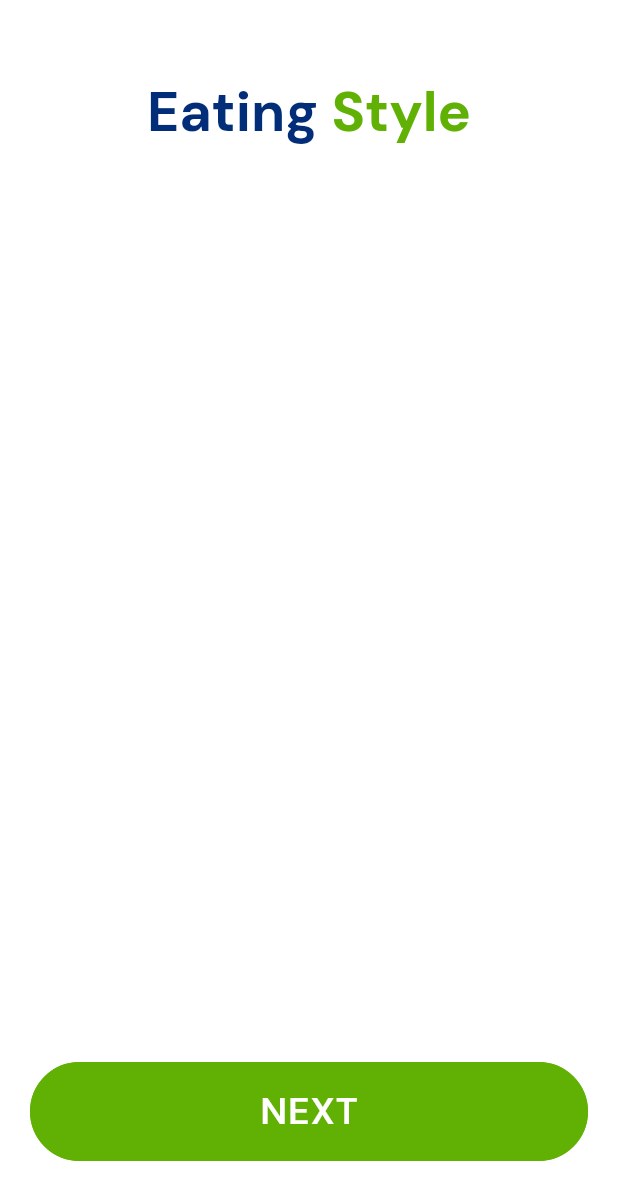
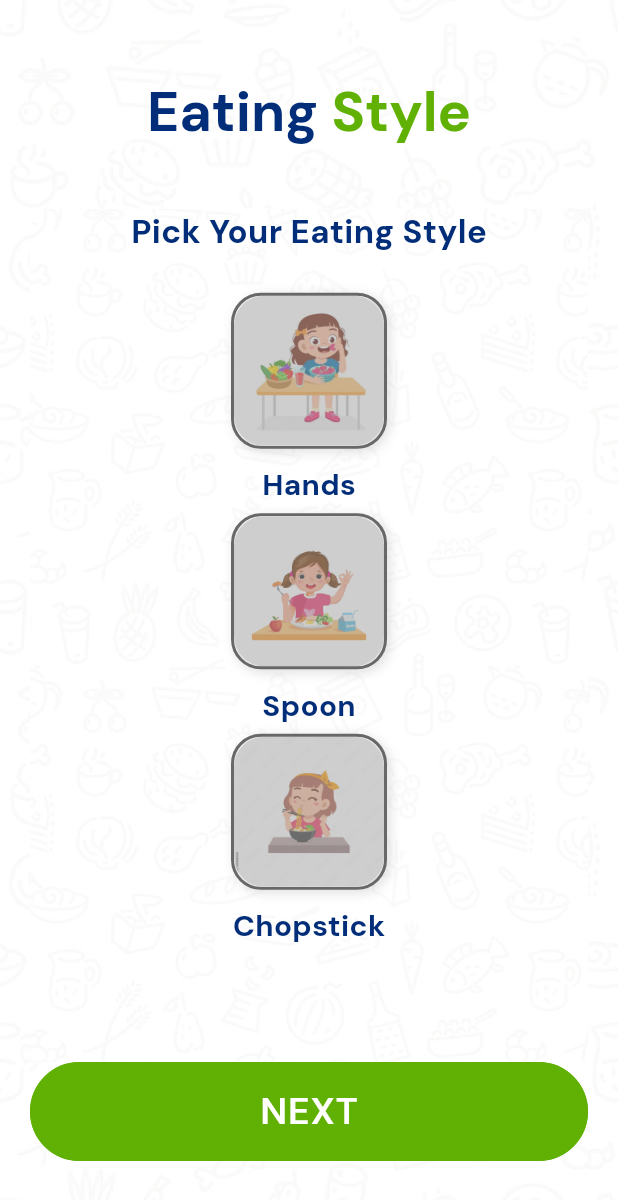
Before and after one commit to Abinash72-git/Wellbits, a Flutter app: the EatingStyle screen opened directly, after a tap on "NEXT", on a phone screen of 412 x 824 dp. Shown: the top 1200 px of the screen. Run offline on Flutter 3.47's test engine with Material 3 defaults, Android fonts, the phone set to English and light mode, and no system bars; our stand-ins replace action_slider, animated_notch_bottom_bar, audioplayers, carousel_slider, connectivity_plus, curved_navigation_bar and 15 more; missing offline and left inert: animated_weight_picker, flutter_balloon_slider, ruler_picker_bn; accounts and stored records are empty.

Commit message:
first commit

```diff
--- a/lib/Pages/RegistrationForms/eatinghabits1.dart
+++ b/lib/Pages/RegistrationForms/eatinghabits1.dart
@@ -25,8 +25,7 @@ class _Eatinghabits1State extends State<Eatinghabits1> {
 
   @override
   Widget build(BuildContext context) {
-    double screenWidth = MediaQuery.of(context).size.width;
-    double screenHeight = MediaQuery.of(context).size.height;
+
     return Scaffold(
       body: Container(
         height: MediaQuery.of(context).size.height,
@@ -42,7 +41,7 @@ class _Eatinghabits1State extends State<Eatinghabits1> {
             crossAxisAlignment: CrossAxisAlignment.start,
             children: [
               buildCustomWidget(
-                title: "Number Of Meals",
+                title: "Number Of Meals In Per Day",
                 imagePath: "assets/icons/mealtime.png",
                 inputValue: 4,
                 initialSelectedValue: _selectedMealsValue,
@@ -53,7 +52,7 @@ class _Eatinghabits1State extends State<Eatinghabits1> {
                 },
               ),
               buildCustomWidget(
-                  title: "Water Intake in Liter",
+                  title: "Water Intake In per Day(Litres)",
                   imagePath: 'assets/icons/waterbottle.png',
                   inputValue: 4,
                   initialSelectedValue: _selectedWaterValue,
--- a/lib/Pages/RegistrationForms/eatinghabits2.dart
+++ b/lib/Pages/RegistrationForms/eatinghabits2.dart
@@ -1,4 +1,8 @@
+import 'dart:math';
 import 'package:flutter/material.dart';
+import 'package:wellbits/util/color_constant.dart';
+import 'package:wellbits/util/constant_image.dart';
+import 'package:wellbits/util/styles.dart';
 
 class Eatinghabits2 extends StatefulWidget {
   const Eatinghabits2({super.key});
@@ -8,8 +12,123 @@ class Eatinghabits2 extends StatefulWidget {
 }
 
 class _Eatinghabits2State extends State<Eatinghabits2> {
+  MediaQueryData get dimensions => MediaQuery.of(context);
+  Size get size => dimensions.size;
+  double get height => size.height;
+  double get width => size.width;
+  double get radius => sqrt(pow(width, 2) + pow(height, 2));
+
+  int? selectedImageIndex; // Persistent state for selected image
+
   @override
   Widget build(BuildContext context) {
-    return Scaffold();
+    double screenWidth = MediaQuery.of(context).size.width;
+    double screenHeight = MediaQuery.of(context).size.height;
+
+    return Scaffold(
+      body: Container(
+        height: screenHeight,
+        width: screenWidth,
+        decoration: const BoxDecoration(
+          image: DecorationImage(
+            image: AssetImage(ConstantImageKey.RegisterBg),
+            fit: BoxFit.cover,
+          ),
+        ),
+        child: Column(
+          children: [
+            Text(
+              "Pick Your Eating Style",
+              style: Styles.textStyleExtraLarge(context,
+                  color: AppColor.mainTextColor),
+            ),
+            Expanded(
+              child: buildImageSelectionWidget(context),
+            ),
+          ],
+        ),
+      ),
+    );
+  }
+
+  Widget buildImageSelectionWidget(BuildContext context) {
+    final List<Map<String, String>> items = [
+      {'image': 'assets/image/hands.jpg', 'name': 'Hands'},
+      {'image': 'assets/image/spoon.jpg', 'name': 'Spoon'},
+      {'image': 'assets/image/choopstick.jpg', 'name': 'Chopstick'},
+    ];
+
+    return SizedBox(
+      height: 200, // Set the desired height for the ListView
+      child: ListView.builder(
+        padding: const EdgeInsets.symmetric(vertical: 20),
+        itemCount: items.length,
+        scrollDirection: Axis.vertical,
+        itemBuilder: (context, index) {
+          return GestureDetector(
+            onTap: () {
+              setState(() {
+                selectedImageIndex = index;
+              });
+            },
+            child: Column(
+              children: [
+                Container(
+                  margin:
+                      const EdgeInsets.symmetric(vertical: 5, horizontal: 10),
+                  decoration: BoxDecoration(
+                    border: Border.all(
+                      color: selectedImageIndex == index
+                          ? AppColor.fillColor
+                          : AppColor.hintTextColor,
+                      width: 2,
+                    ),
+                    borderRadius: BorderRadius.circular(20),
+                    boxShadow: [
+                      BoxShadow(
+                        color: selectedImageIndex == index
+                            ? AppColor.fillColor
+                                .withOpacity(0.4) // Shadow for selected
+                            : AppColor.hintTextColor
+                                .withOpacity(0.2), // Shadow for unselected
+                        blurRadius: 6,
+                        offset: const Offset(2, 2),
+                      ),
+                    ],
+                  ),
+                  child: ClipRRect(
+                    borderRadius: BorderRadius.circular(20),
+                    child: Container(
+                      height: 100, // Match the image height
+                      width: 100, // Match the image width
+                      decoration: BoxDecoration(
+                        image: DecorationImage(
+                          image: AssetImage(items[index]['image']!),
+                          fit: BoxFit.cover,
+                        ),
+                      ),
+                      child: selectedImageIndex != index
+                          ? Container(
+                              color:
+                                  Colors.grey.withOpacity(0.5), // Gray overlay
+                            )
+                          : null,
+                    ),
+                  ),
+                ),
+                const SizedBox(height: 5), // Space between image and text
+                Text(
+                  items[index]['name']!,
+                  style: Styles.textStyleLarge(
+                    context,
+                    color: AppColor.mainTextColor,
+                  ),
+                ),
+              ],
+            ),
+          );
+        },
+      ),
+    );
   }
 }
--- a/lib/Pages/RegistrationForms/eatingstyle.dart
+++ b/lib/Pages/RegistrationForms/eatingstyle.dart
@@ -3,8 +3,12 @@ import 'dart:math';
 import 'package:flutter/material.dart';
 import 'package:wellbits/Pages/RegistrationForms/eatinghabits1.dart';
 import 'package:wellbits/Pages/RegistrationForms/eatinghabits2.dart';
+import 'package:wellbits/Pages/RegistrationForms/eatinghabits3.dart';
+import 'package:wellbits/Pages/RegistrationForms/eatinghabits4.dart';
+import 'package:wellbits/Pages/RegistrationForms/eatinghabits5.dart';
 import 'package:wellbits/components/button.dart';
 import 'package:wellbits/util/color_constant.dart';
+import 'package:wellbits/util/constant_image.dart';
 import 'package:wellbits/util/styles.dart';
 
 class EatingStyle extends StatefulWidget {
@@ -36,12 +40,27 @@ class _EatingStyleState extends State<EatingStyle> {
       case 2:
         displayedWidget = Eatinghabits2();
         break;
+      case 3:
+        displayedWidget = Eatinghabits3();
+      case 4:
+        displayedWidget = Eatinghabits4();
+      case 5:
+        displayedWidget = Eatinghabits5();
       default:
         displayedWidget = Eatinghabits1();
     }
 
     return Scaffold(
-      body: Padding(
+      body: Container(
+        height: MediaQuery.of(context).size.height,
+        width: MediaQuery.of(context).size.width,
+        decoration: const BoxDecoration(
+          image: DecorationImage(
+            image: AssetImage(ConstantImageKey.RegisterBg),
+            fit: BoxFit.cover,
+          ),
+        ),
+        child: Padding(
           padding: const EdgeInsets.symmetric(vertical: 50, horizontal: 20),
           child: Column(
             mainAxisAlignment: MainAxisAlignment.spaceBetween,
@@ -92,16 +111,21 @@ class _EatingStyleState extends State<EatingStyle> {
                 buttonwidth: screenWidth,
                 radius: 40,
                 onTap: () {
+                  if (!isLoading) {
                     setState(() {
-                  if (currentStep < 2) {
+                      if (currentStep < 5) {
                         currentStep++;
+                      } else {
+                        // Optionally handle completion here
                       }
                     });
+                  }
                 },
               ),
             ],
           ),
         ),
+      ),
     );
   }
 }
--- a/lib/app.dart
+++ b/lib/app.dart
@@ -67,7 +67,7 @@ class _MyAppState extends State<MyApp> {
                         theme: AppThemes(ThemeMode.light).theme,
                         darkTheme: AppThemes(ThemeMode.dark).theme,
                         themeMode: ThemeMode.light,
-                        home: Splash()),
+                        home: RegisterAppPages(tabNumber: 0,)),
                   );
                 }),
           );
--- a/pubspec.yaml
+++ b/pubspec.yaml
@@ -68,6 +68,7 @@ dependencies:
   internet_connection_checker_plus: ^2.5.2
   lottie: ^3.1.3
   intl: ^0.19.0
+  flutter_balloon_slider: ^0.1.1
 
 
 dev_dependencies:
@@ -111,6 +112,7 @@ flutter:
      - assets/audio/audio13.mp3
      - assets/audio/audio14.mp3
      - assets/image/
+     - assets/image/intake2.jpg
 
   # An image asset can refer to one or more resolution-specific "variants", see
   # https://flutter.dev/to/resolution-aware-images
```
Also changed, not shown: lib/Pages/RegistrationForms/eatinghabits3.dart (added, +227 -0 lines), lib/Pages/RegistrationForms/eatinghabits4.dart (added, +118 -0 lines), lib/Pages/RegistrationForms/eatinghabits5.dart (added, +215 -0 lines), lib/util/styles.dart (+9 -0 lines), assets/image/chewing.jpg (added), assets/image/choopstick.jpg (added), assets/image/hands.jpg (added), assets/image/intake.jpg (added), assets/image/intake1.png (added), assets/image/intake2.jpg (added), assets/image/spoon.jpg (added), pubspec.lock. Lines whose indentation alone changed are shown as unchanged.
